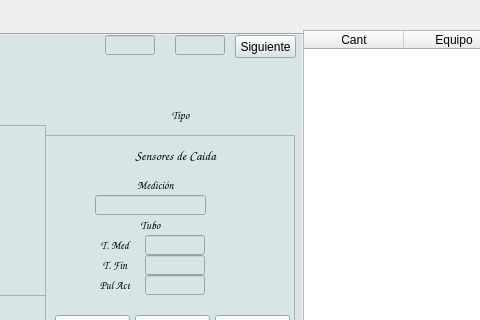
First picture: the form in reparaciones.ui, repository Matias2178/Sistema_Postventa, before the edit; both pictures show x 637 to 1117 and y 0 to 320 of the 1298 by 591 pixel window.
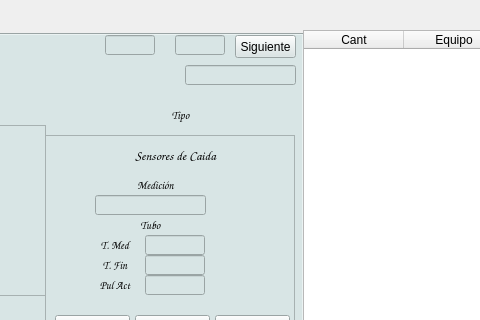
Second picture: the form after the edit. The open tabs and pages were chosen to show the change. Icons and pictures are not drawn.

Commit message: Correccion del boton editar en la pantalla de monitores. Muestra los pulsos leidos por los sensores de rotacion.

```diff
--- a/reparaciones.ui
+++ b/reparaciones.ui
@@ -4678,6 +4678,51 @@
       <enum>QAbstractItemView::SelectRows</enum>
      </property>
     </widget>
+    <widget class="QLineEdit" name="Medicion">
+     <property name="enabled">
+      <bool>true</bool>
+     </property>
+     <property name="geometry">
+      <rect>
+       <x>810</x>
+       <y>30</y>
+       <width>111</width>
+       <height>20</height>
+      </rect>
+     </property>
+     <property name="sizePolicy">
+      <sizepolicy hsizetype="Expanding" vsizetype="Maximum">
+       <horstretch>0</horstretch>
+       <verstretch>0</verstretch>
+      </sizepolicy>
+     </property>
+     <property name="font">
+      <font>
+       <family>Times New Roman</family>
+       <pointsize>10</pointsize>
+       <weight>75</weight>
+       <bold>true</bold>
+      </font>
+     </property>
+     <property name="contextMenuPolicy">
+      <enum>Qt::DefaultContextMenu</enum>
+     </property>
+     <property name="layoutDirection">
+      <enum>Qt::LeftToRight</enum>
+     </property>
+     <property name="autoFillBackground">
+      <bool>false</bool>
+     </property>
+     <property name="locale">
+      <locale language="StandardMoroccanTamazight" country="Morocco"/>
+     </property>
+     <property name="text">
+      <string/>
+     </property>
+     <property name="alignment">
+      <set>Qt::AlignCenter</set>
+     </property>
+    </widget>
     <zorder>SEN_FF</zorder>
     <zorder>label_8</zorder>
     <zorder>lID_4</zorder>
```
Left out of the diff: 20 changed lines with no effect on the pictures. The commit also changes 4 other files.
